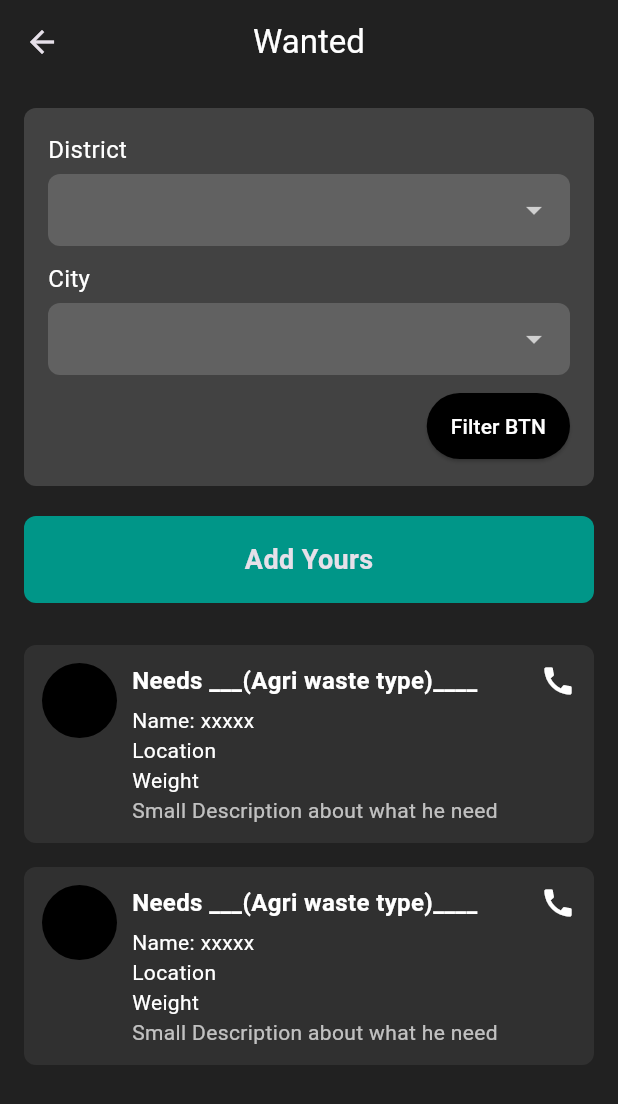
After one commit to Joshuarupasinghe/bio_boost, a Flutter app: the WantedCompanyPage screen opened directly, on a phone screen of 412 x 824 dp. The commit adds this screen. Shown: the top 1104 px of the screen. Run offline on Flutter 3.47's test engine with Material 3 defaults, Android fonts, the phone set to English and light mode, and no system bars; our stand-ins replace cloud_firestore, firebase_auth, firebase_core; accounts and stored records are empty.

Commit message:
added wanted page frontend

```diff
--- a/lib/screens/home.dart
+++ b/lib/screens/home.dart
@@ -1,3 +1,4 @@
+import 'package:bio_boost/screens/wanted_company.dart';
 import 'package:flutter/material.dart';
 import 'chat_list.dart'; // Import the chat list screen
 import 'benefits.dart';
@@ -16,7 +17,7 @@ class _HomePageState extends State<HomePage> {
 
 // List of screens for each tab
 final List<Widget> _screens = [
-  Center(child: Text('Wanted Screen', style: TextStyle(color: Colors.white))),
+  WantedCompanyPage(),
   Center(child: Text('Wishlist Screen', style: TextStyle(color: Colors.white))),
   BenefitsPage(), //Center(child: Text('Home Screen', style: TextStyle(color: Colors.white))),
   ChatList(), // Chat screen
--- /dev/null
+++ b/lib/screens/wanted_company.dart
@@ -0,0 +1,165 @@
+import 'package:flutter/material.dart';
+
+class WantedCompanyPage extends StatelessWidget {
+  const WantedCompanyPage({super.key});
+
+  @override
+  Widget build(BuildContext context) {
+    return Scaffold(
+      backgroundColor: Colors.grey[900],
+      appBar: AppBar(
+        title: const Text(
+          "Wanted",
+          style: TextStyle(color: Colors.white, fontSize: 22),
+        ),
+        centerTitle: true,
+        backgroundColor: Colors.grey[900],
+        elevation: 0,
+      ),
+      body: Padding(
+        padding: const EdgeInsets.all(16.0),
+        child: Column(
+          crossAxisAlignment: CrossAxisAlignment.center,
+          children: [
+            // Filter Section
+            Container(
+              padding: const EdgeInsets.all(16),
+              decoration: BoxDecoration(
+                color: Colors.grey[800],
+                borderRadius: BorderRadius.circular(8),
+              ),
+              child: Column(
+                children: [
+                  _buildDropdown("District"),
+                  const SizedBox(height: 10),
+                  _buildDropdown("City"),
+                  const SizedBox(height: 10),
+                  Align(
+                    alignment: Alignment.centerRight,
+                    child: ElevatedButton(
+                      onPressed: () {},
+                      style: ElevatedButton.styleFrom(
+                        backgroundColor: Colors.black,
+                        padding: const EdgeInsets.symmetric(horizontal: 16, vertical: 12),
+                      ),
+                      child: const Text("Filter BTN", style: TextStyle(color: Colors.white)),
+                    ),
+                  ),
+                ],
+              ),
+            ),
+            const SizedBox(height: 20),
+
+            // Add Yours Button
+            Container(
+              width: double.infinity,
+              padding: const EdgeInsets.all(16),
+              decoration: BoxDecoration(
+                color: Colors.teal,
+                borderRadius: BorderRadius.circular(8),
+              ),
+              child: const Center(
+                child: Text(
+                  "Add Yours",
+                  style: TextStyle(fontSize: 18, fontWeight: FontWeight.bold),
+                ),
+              ),
+            ),
+            const SizedBox(height: 20),
+
+            // List of Wanted Items
+            Expanded(
+              child: ListView(
+                children: [_buildWantedCard(), _buildWantedCard()],
+              ),
+            ),
+          ],
+        ),
+      ),
+    );
+  }
+
+  // Function for dropdown fields
+  Widget _buildDropdown(String label) {
+    return Column(
+      crossAxisAlignment: CrossAxisAlignment.start,
+      children: [
+        Text(label, style: const TextStyle(color: Colors.white, fontSize: 16)),
+        const SizedBox(height: 5),
+        Container(
+          padding: const EdgeInsets.symmetric(horizontal: 12),
+          decoration: BoxDecoration(
+            color: Colors.grey[700],
+            borderRadius: BorderRadius.circular(8),
+          ),
+          child: DropdownButtonFormField<String>(
+            dropdownColor: Colors.grey[800],
+            decoration: const InputDecoration(border: InputBorder.none),
+            style: const TextStyle(color: Colors.white),
+            value: null,
+            items:
+                ['Option 1', 'Option 2'].map((option) {
+                  return DropdownMenuItem(value: option, child: Text(option));
+                }).toList(),
+            onChanged: (value) {},
+          ),
+        ),
+      ],
+    );
+  }
+
+  // Function for Wanted Cards
+  Widget _buildWantedCard() {
+    return Container(
+      margin: const EdgeInsets.symmetric(vertical: 8),
+      padding: const EdgeInsets.all(12),
+      decoration: BoxDecoration(
+        color: Colors.grey[850],
+        borderRadius: BorderRadius.circular(8),
+      ),
+      child: Row(
+        crossAxisAlignment: CrossAxisAlignment.start,
+        children: [
+          // Profile Image
+          Container(
+            width: 50,
+            height: 50,
+            decoration: const BoxDecoration(
+              shape: BoxShape.circle,
+              color: Colors.black, // Placeholder color
+            ),
+          ),
+          const SizedBox(width: 10),
+
+          // Text Info
+          Expanded(
+            child: Column(
+              crossAxisAlignment: CrossAxisAlignment.start,
+              children: const [
+                Text(
+                  "Needs ___(Agri waste type)____",
+                  style: TextStyle(
+                    fontSize: 16,
+                    fontWeight: FontWeight.bold,
+                    color: Colors.white,
+                  ),
+                ),
+                SizedBox(height: 5),
+                Text("Name: xxxxx", style: TextStyle(color: Colors.white)),
+                Text("Location", style: TextStyle(color: Colors.white)),
+                Text("Weight", style: TextStyle(color: Colors.white)),
+                Text(
+                  "Small Description about what he need",
+                  style: TextStyle(color: Colors.white70),
+                ),
+              ],
+            ),
+          ),
+
+          // Call Icon
+          const Icon(Icons.call, color: Colors.white),
+        ],
+      ),
+    );
+  }
+}
```
